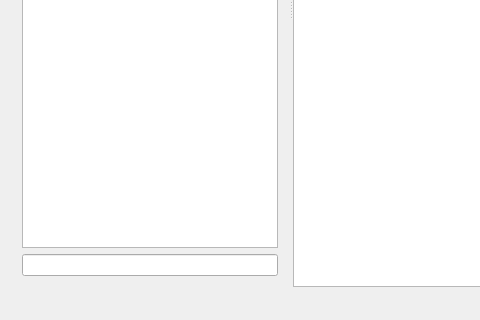
The window that GeoBachelor/mainwindow.ui (makramloughman/CSE201) describes before a commit, drawn with Qt 5; both pictures show x 0 to 480 and y 280 to 600 of the 1100 by 600 pixel window.
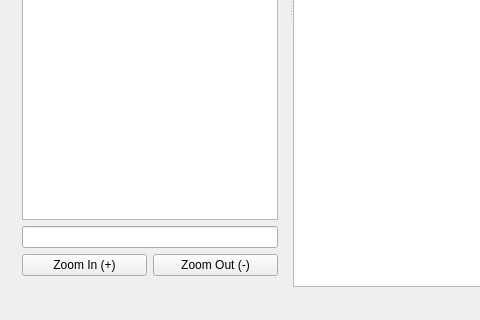
The same window after the commit. Custom widgets are drawn as their Qt base class.

Diff of the .ui file:
```diff
--- a/GeoBachelor/mainwindow.ui
+++ b/GeoBachelor/mainwindow.ui
@@ -63,6 +63,24 @@
           </property>
          </widget>
         </item>
+        <item>
+         <layout class="QGridLayout" name="gridLayout_4">
+          <item row="0" column="0">
+           <widget class="QPushButton" name="pushButton">
+            <property name="text">
+             <string>Zoom In (+)</string>
+            </property>
+           </widget>
+          </item>
+          <item row="0" column="1">
+           <widget class="QPushButton" name="pushButton_2">
+            <property name="text">
+             <string>Zoom Out (-)</string>
+            </property>
+           </widget>
+          </item>
+         </layout>
+        </item>
        </layout>
       </widget>
       <widget class="MyView" name="graphicsView">
```
